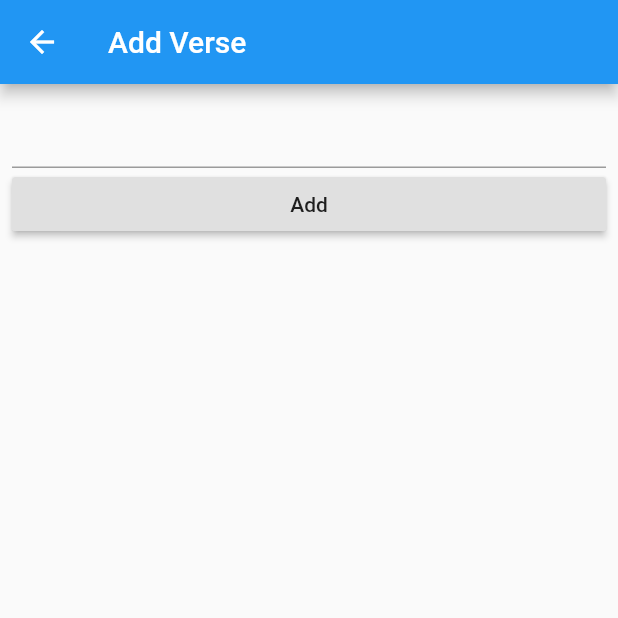
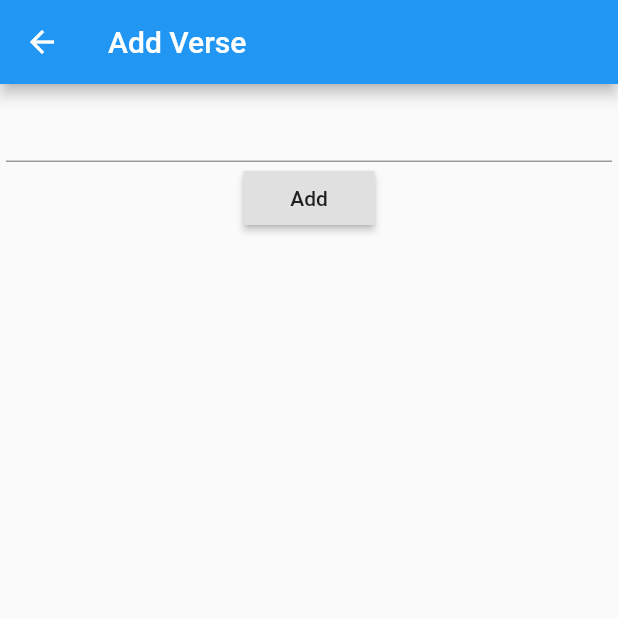
Before and after one commit to tsteward/scripture_memory_flutter, a Flutter app: the AddVerseScreen screen opened directly, on a phone screen of 412 x 824 dp, the top half of it. Run offline on Flutter 3.47's test engine with Material 2 defaults, Android fonts, the phone set to English and light mode, and no system bars.

Commit message:
fix padding on add verse screen

```diff
--- a/lib/screens/add_verse_screen.dart
+++ b/lib/screens/add_verse_screen.dart
@@ -13,8 +13,8 @@ class AddVerseScreenState extends State<AddVerseScreen> {
         title: Text('Add Verse'),
       ),
       body: Container(
-        padding: EdgeInsets.all(8.0),
-        child: ListView(
+        margin: EdgeInsets.all(4.0),
+        child: Column(
           children: [
             TextField(),
             RaisedButton(
```
